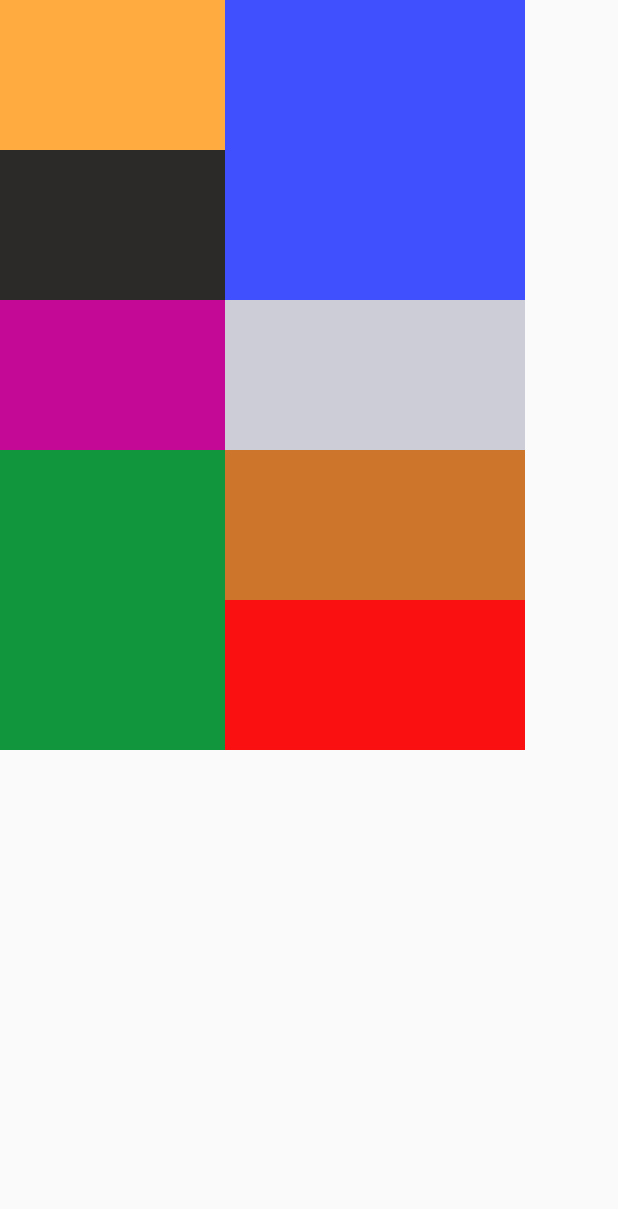
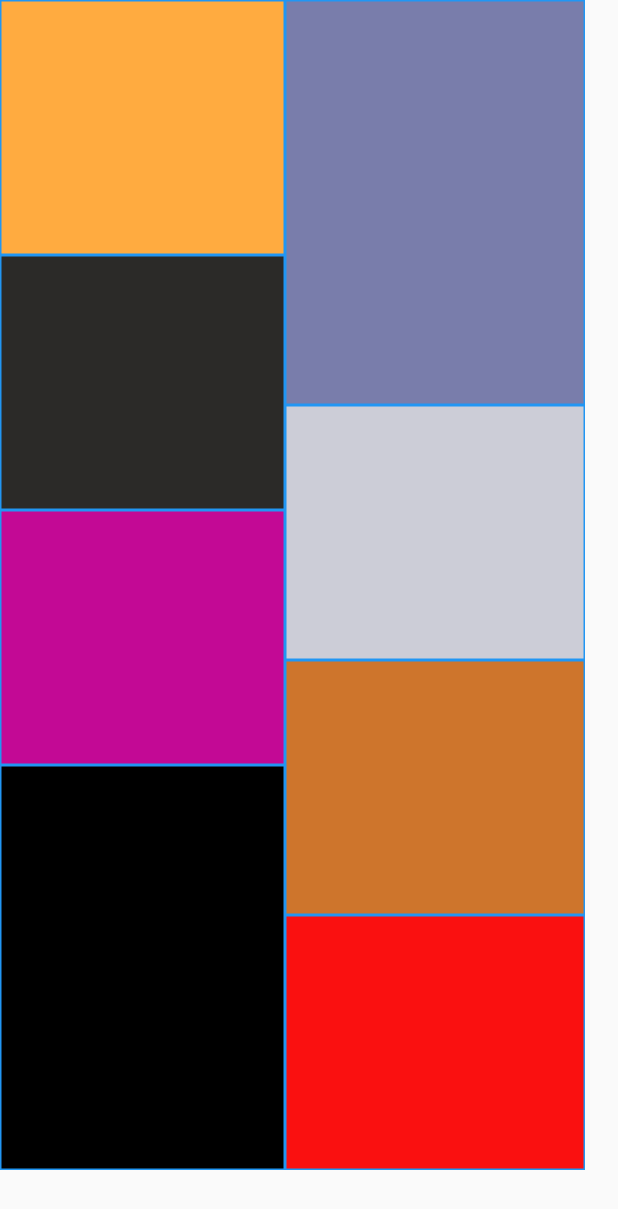
Before and after one commit to GosuCode/flutter_app, a Flutter app: the screen it shows after launch, on a phone screen of 412 x 824 dp. Shown: the top 1209 px of the screen. Run offline on Flutter 3.47's test engine with Material 2 defaults, Android fonts, the phone set to English and light mode, and no system bars.

Commit message:
row column

```diff
--- a/lib/row_column.dart
+++ b/lib/row_column.dart
@@ -16,48 +16,65 @@ class RowColumn extends StatelessWidget {
             crossAxisAlignment: CrossAxisAlignment.start,
             children: [
               Container(
-                height: 100,
-                width: 150,
+                height: 170,
+                width: 190,
+                decoration: BoxDecoration(
                     color: Colors.orangeAccent,
+                    border: Border.all(color: Colors.blue)),
               ),
               Container(
-                height: 100,
-                width: 150,
+                height: 170,
+                width: 190,
+                decoration: BoxDecoration(
                     color: Color.fromARGB(255, 43, 42, 40),
+                    border: Border.all(color: Colors.blue)),
               ),
               Container(
-                height: 100,
-                width: 150,
+                height: 170,
+                width: 190,
+                decoration: BoxDecoration(
                     color: Color.fromARGB(255, 195, 9, 149),
+                    border: Border.all(color: Colors.blue)),
               ),
               Container(
-                height: 200,
-                width: 150,
-                color: Color.fromARGB(255, 17, 149, 61),
+                height: 270,
+                width: 190,
+                // color: Color.fromARGB(255, 17, 149, 61),
+                decoration: BoxDecoration(
+                    color: Colors.black,
+                    border: Border.all(color: Colors.blue)),
               ),
             ],
           ),
           Column(
             children: [
               Container(
-                height: 200,
+                height: 270,
                 width: 200,
-                color: Color.fromARGB(255, 64, 80, 255),
+                decoration: BoxDecoration(
+                    color: Color.fromARGB(255, 121, 125, 171),
+                    border: Border.all(color: Colors.blue)),
               ),
               Container(
-                height: 100,
+                height: 170,
                 width: 200,
+                decoration: BoxDecoration(
                     color: Color.fromARGB(255, 204, 205, 215),
+                    border: Border.all(color: Colors.blue)),
               ),
               Container(
-                height: 100,
+                height: 170,
                 width: 200,
+                decoration: BoxDecoration(
                     color: Color.fromARGB(255, 206, 117, 44),
+                    border: Border.all(color: Colors.blue)),
               ),
               Container(
-                height: 100,
+                height: 170,
                 width: 200,
+                decoration: BoxDecoration(
                     color: Color.fromARGB(255, 250, 16, 16),
+                    border: Border.all(color: Colors.blue)),
               ),
             ],
           )
```
Lines whose indentation alone changed are shown as unchanged.
